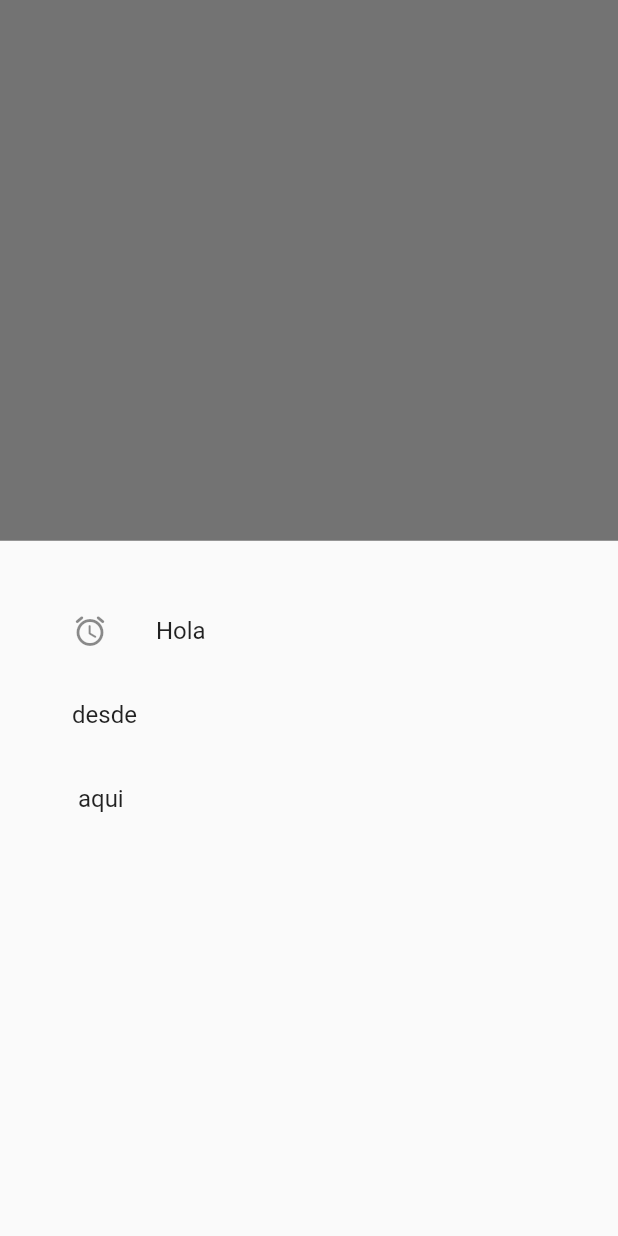
After one commit to GiovanniSolano/Componentes-avanzados---Flutter, a Flutter app: the screen it shows after launch, after a tap on "Launch ButtonSheet", on a phone screen of 412 x 824 dp. The commit adds this screen. Run offline on Flutter 3.47's test engine with Material 2 defaults, Android fonts, the phone set to English and light mode, and no system bars.

Commit message:
Componentes avanzados - BottomSheet

```diff
--- /dev/null
+++ b/lib/componentes_avanzados/bottomsheet.dart
@@ -0,0 +1,42 @@
+import 'package:flutter/material.dart';
+
+class MyBottomSheetWidget extends StatefulWidget {
+  @override
+  _MyBottomSheetWidgetState createState() => _MyBottomSheetWidgetState();
+}
+
+class _MyBottomSheetWidgetState extends State<MyBottomSheetWidget> {
+  @override
+  Widget build(BuildContext context) {
+    return Scaffold(
+        body: Center(
+      child: RaisedButton(
+        onPressed: () {
+          showModalBottomSheet(
+              context: context,
+              builder: (BuildContext context) {
+                return Container(
+                    child: Padding(
+                  padding: const EdgeInsets.all(32.0),
+                  child: Column(
+                    children: [
+                      ListTile(
+                        title: Text('Hola'),
+                        leading: Icon(Icons.access_alarm_rounded),
+                      ),
+                      ListTile(title: Text('desde ')),
+                      ListTile(title: Text(' aqui')),
+                    ],
+
+                    // child: Text('Contenido de mi desplegable',
+                    //     textAlign: TextAlign.center,
+                    //     style: TextStyle(fontSize: 20)),
+                  ),
+                ));
+              });
+        },
+        child: Text('Launch ButtonSheet'),
+      ),
+    ));
+  }
+}
--- a/lib/main.dart
+++ b/lib/main.dart
@@ -1,7 +1,8 @@
 import 'package:flutter/material.dart';
 
-import 'componentes_avanzados/sliverappbar.dart';
+import 'componentes_avanzados/bottomsheet.dart';
 
+// import 'componentes_avanzados/sliverappbar.dart';
 // import 'componentes_avanzados/expansionPanel.dart';
 // import 'componentes_avanzados/dates.dart';
 // import 'componentes_avanzados/dropbuttons.dart';
@@ -23,7 +24,7 @@ class MyApp extends StatelessWidget {
         primarySwatch: Colors.blue,
         visualDensity: VisualDensity.adaptivePlatformDensity,
       ),
-      home: MySliverAppBar(),
+      home: MyBottomSheetWidget(),
     );
   }
 }
```
